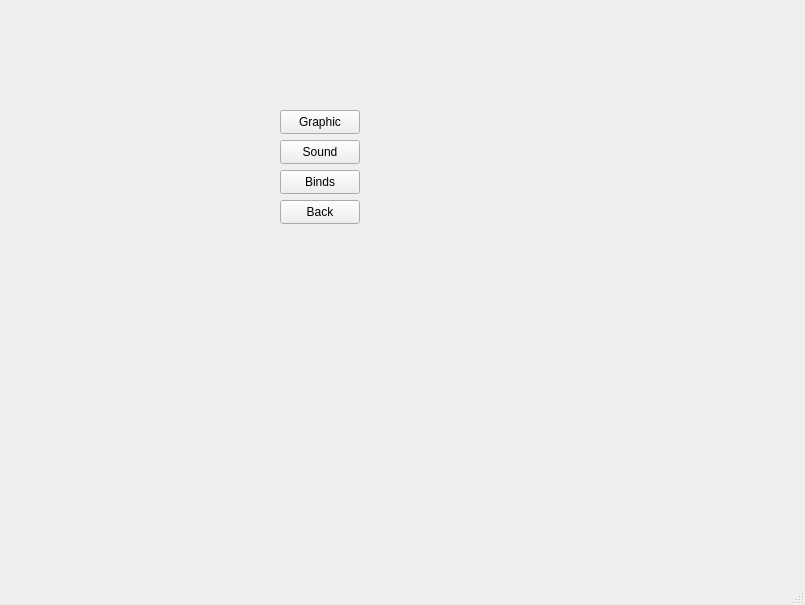
Before: the Qt Designer form mainwindow.ui in Czesiek1701/Run-Pecker, drawn with Qt 5.
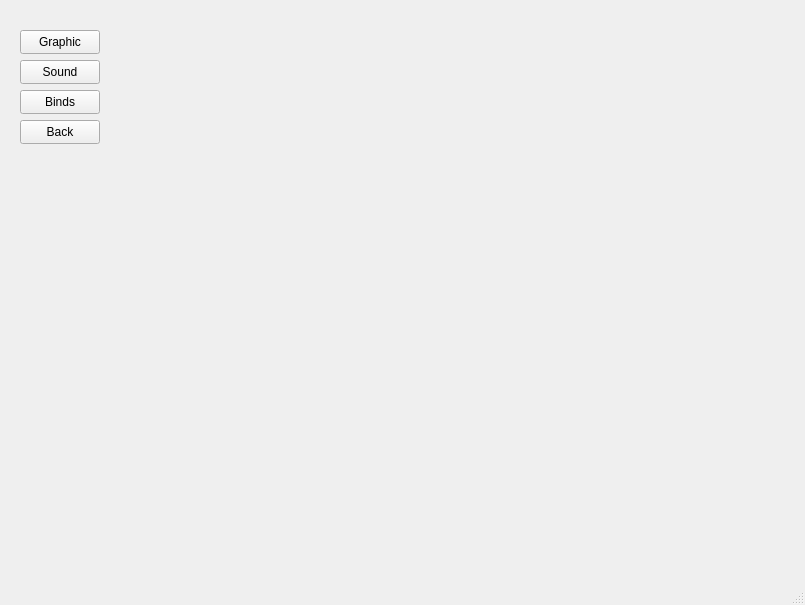
After: the same form once the commit is applied. The open tabs and pages were chosen to show the change.

```diff
--- a/mainwindow.ui
+++ b/mainwindow.ui
@@ -19,8 +19,8 @@
      <rect>
       <x>0</x>
       <y>0</y>
-      <width>801</width>
-      <height>601</height>
+      <width>800</width>
+      <height>570</height>
      </rect>
     </property>
     <property name="currentIndex">
@@ -84,8 +84,8 @@
      <widget class="QPushButton" name="pushButton_3">
       <property name="geometry">
        <rect>
-        <x>280</x>
-        <y>110</y>
+        <x>20</x>
+        <y>30</y>
         <width>80</width>
         <height>24</height>
        </rect>
@@ -97,8 +97,8 @@
      <widget class="QPushButton" name="pushButton_4">
       <property name="geometry">
        <rect>
-        <x>280</x>
-        <y>140</y>
+        <x>20</x>
+        <y>60</y>
         <width>80</width>
         <height>24</height>
        </rect>
@@ -110,8 +110,8 @@
      <widget class="QPushButton" name="pushButton_9">
       <property name="geometry">
        <rect>
-        <x>280</x>
-        <y>170</y>
+        <x>20</x>
+        <y>90</y>
         <width>80</width>
         <height>24</height>
        </rect>
@@ -123,8 +123,8 @@
      <widget class="QPushButton" name="pushButton">
       <property name="geometry">
        <rect>
-        <x>280</x>
-        <y>200</y>
+        <x>20</x>
+        <y>120</y>
         <width>80</width>
         <height>24</height>
        </rect>
```
Left out of the diff: 34 changed lines with no effect on the pictures.
